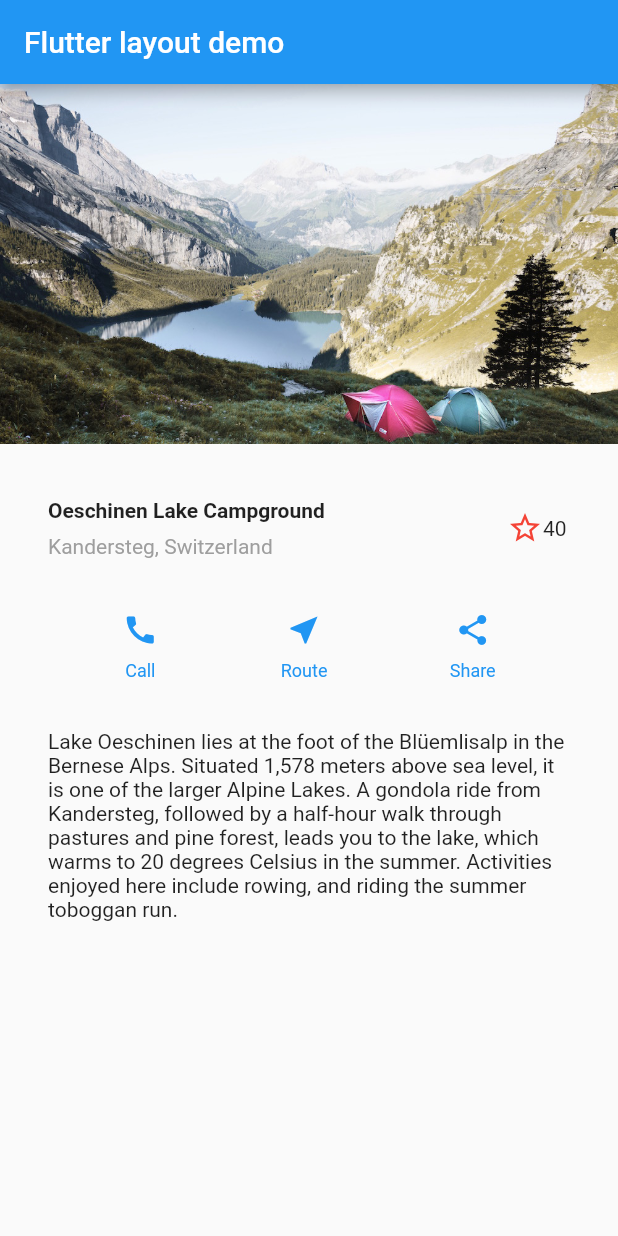
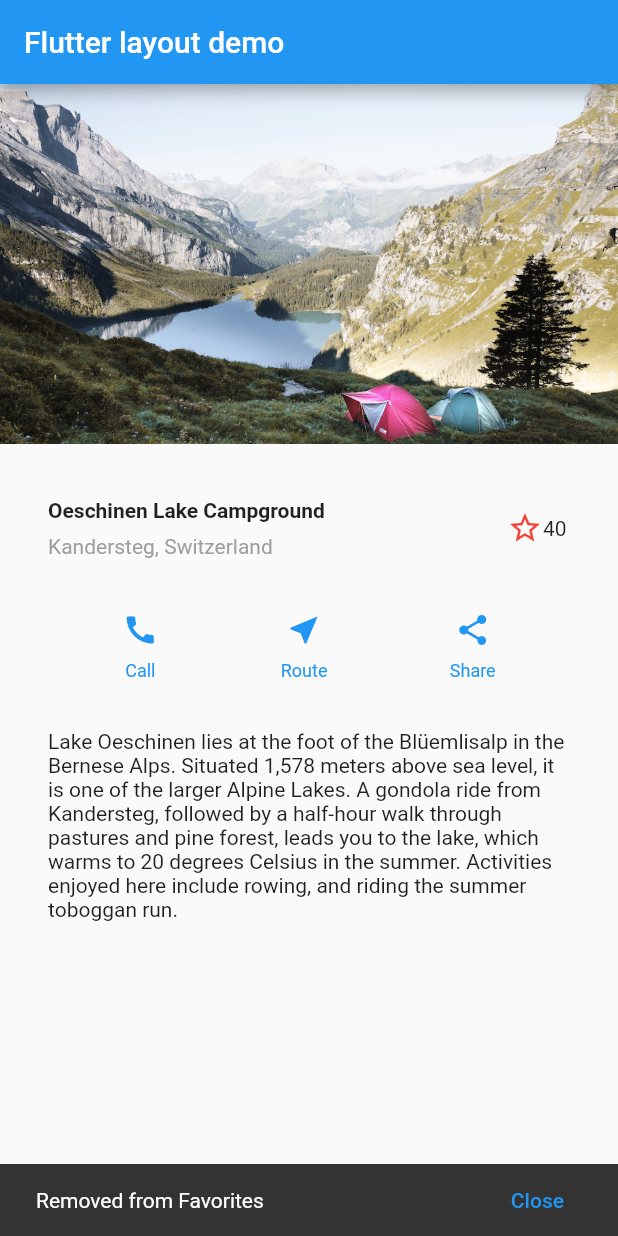
Before and after one commit to hendraaagil/flutter-basic, a Flutter app: the screen it shows after launch, after a tap on the "star" icon, on a phone screen of 412 x 824 dp. Run offline on Flutter 3.47's test engine with Material 2 defaults, Android fonts, the phone set to English and light mode, and no system bars.

```diff
--- a/lib/main.dart
+++ b/lib/main.dart
@@ -23,6 +23,18 @@ class _FavoriteWidgetState extends State<FavoriteWidget> {
         _isFavorited = true;
       }
     });
+
+    final snackBar = SnackBar(
+      content:
+          Text(_isFavorited ? 'Added to Favorites' : 'Removed from Favorites'),
+      action: SnackBarAction(
+        label: 'Close',
+        onPressed: () {
+          // Some code to undo the change.
+        },
+      ),
+    );
+    ScaffoldMessenger.of(context).showSnackBar(snackBar);
   }
 
   @override
```
